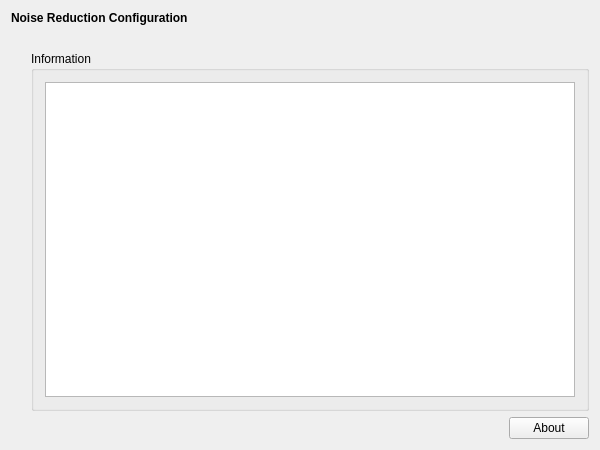
The window that applications/mne_scan/plugins/reref/FormFiles/rerefsetup.ui (mne-tools/mne-cpp) describes before a commit, drawn with Qt 5.
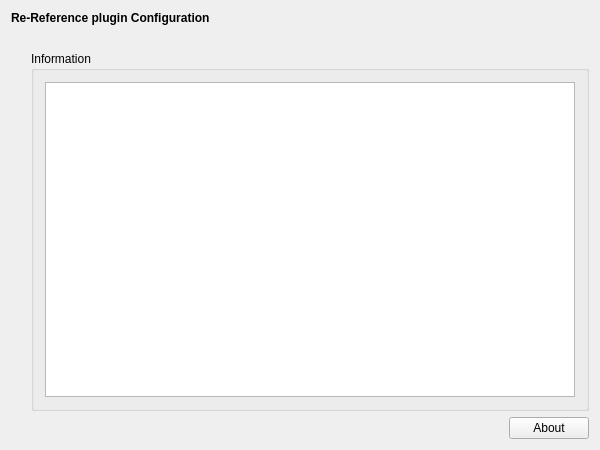
The same window after the commit.

Commit message: [SC-142] add GUI to the ReRef plugin

```diff
--- a/applications/mne_scan/plugins/reref/FormFiles/rerefsetup.ui
+++ b/applications/mne_scan/plugins/reref/FormFiles/rerefsetup.ui
@@ -23,7 +23,7 @@
       </font>
      </property>
      <property name="text">
-      <string>Noise Reduction Configuration</string>
+      <string>Re-Reference plugin Configuration</string>
      </property>
     </widget>
    </item>
```
The commit also changes 14 other files.
